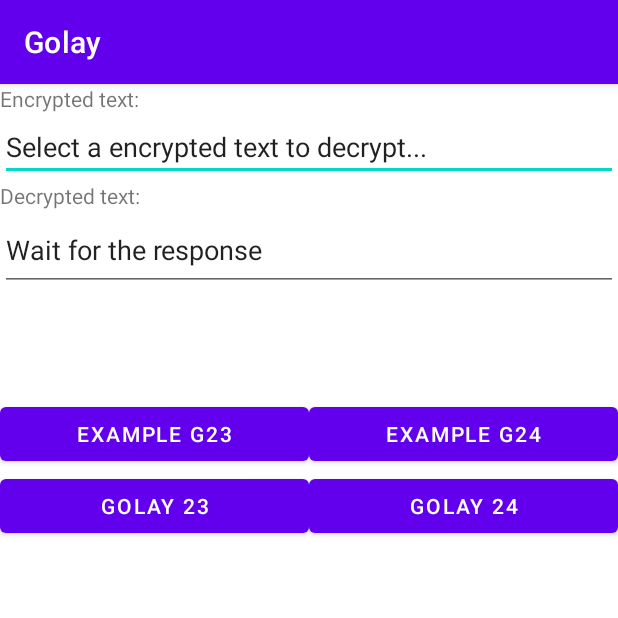
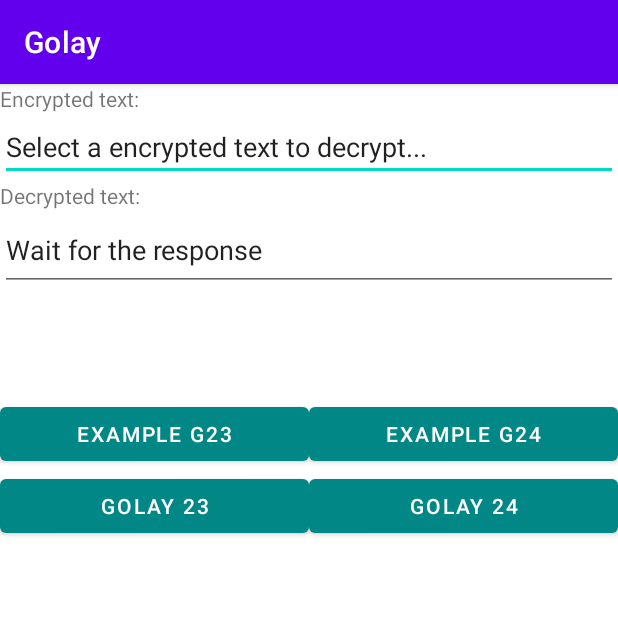
Before and after one commit to BastioNoir/Hamming-Golay, an Android app: the screen it shows after launch (MainActivity), on a phone screen of 412 x 824 dp, the top half of it. Run offline under Robolectric (Android 15) with nearby library versions, the phone set to English and light mode, and no system bars.

Commit message:
New colors

```diff
--- a/app/src/main/res/layout/activity_main.xml
+++ b/app/src/main/res/layout/activity_main.xml
@@ -5,6 +5,7 @@
     android:layout_width="match_parent"
     android:layout_height="match_parent"
     android:orientation="vertical"
+    android:background="@color/white"
     tools:context=".ui.MainActivity">
 
     <LinearLayout
@@ -75,14 +76,16 @@
                 android:layout_width="wrap_content"
                 android:layout_height="wrap_content"
                 android:layout_weight="1"
-                android:text="Example G23" />
+                android:text="Example G23"
+                app:backgroundTint="@color/teal_700" />
 
             <Button
                 android:id="@+id/e2"
                 android:layout_width="wrap_content"
                 android:layout_height="wrap_content"
                 android:layout_weight="1"
-                android:text="EXAMPLE G24" />
+                android:text="EXAMPLE G24"
+                app:backgroundTint="@color/teal_700" />
         </LinearLayout>
 
         <LinearLayout
@@ -95,14 +98,16 @@
                 android:layout_width="wrap_content"
                 android:layout_height="wrap_content"
                 android:layout_weight="1"
-                android:text="Golay 23" />
+                android:text="Golay 23"
+                app:backgroundTint="@color/teal_700" />
 
             <Button
                 android:id="@+id/Golay24Button"
                 android:layout_width="wrap_content"
                 android:layout_height="wrap_content"
                 android:layout_weight="1"
-                android:text="Golay 24" />
+                android:text="Golay 24"
+                app:backgroundTint="@color/teal_700" />
         </LinearLayout>
     </LinearLayout>
 
--- a/app/src/main/res/values/colors.xml
+++ b/app/src/main/res/values/colors.xml
@@ -7,4 +7,5 @@
     <color name="teal_700">#FF018786</color>
     <color name="black">#FF000000</color>
     <color name="white">#FFFFFFFF</color>
+    <color name="grey">#FF5C5C5C</color>
 </resources>
```
